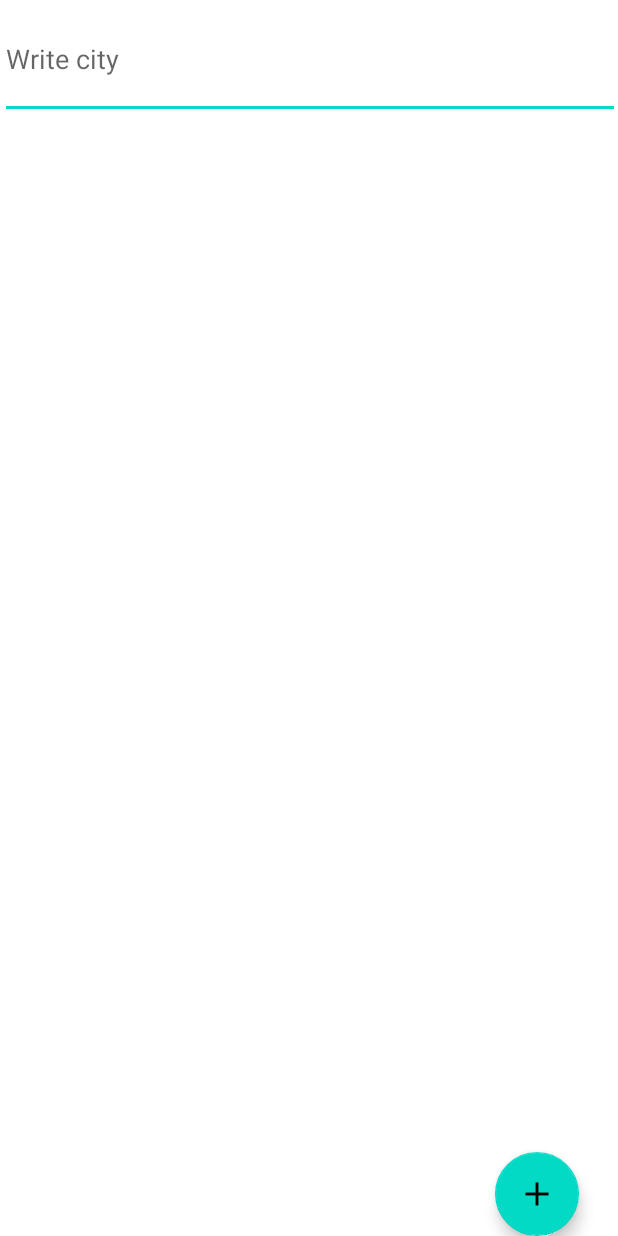
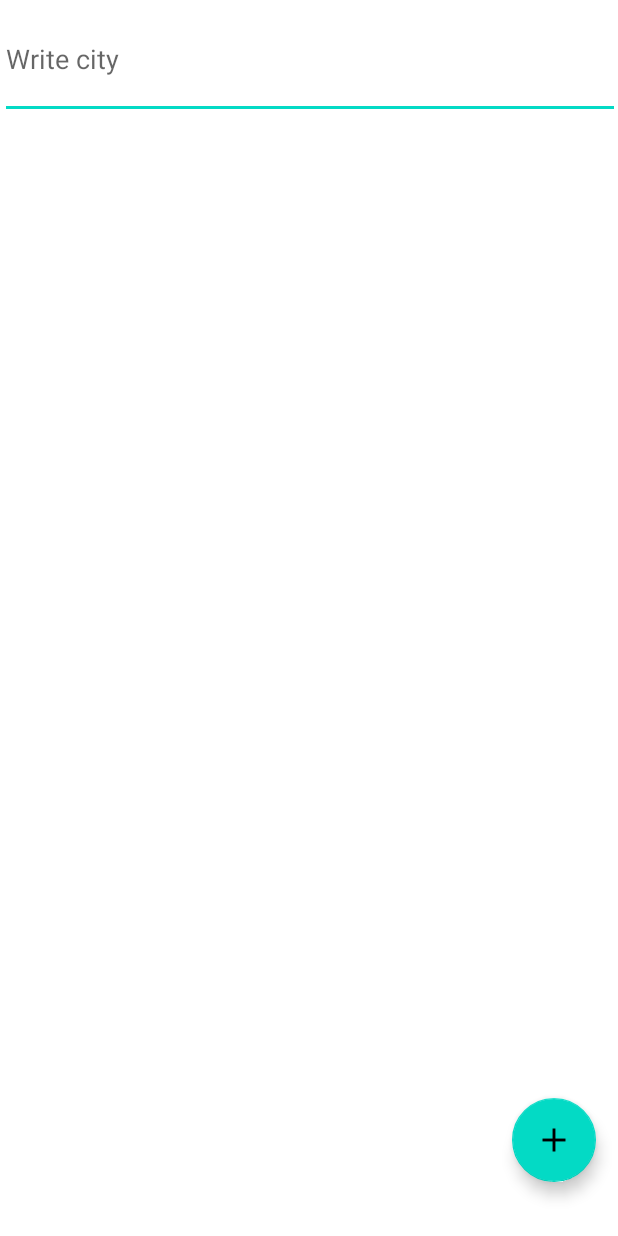
Before and after one commit to dudoska/WeatherApp, an Android app: the layout fragment_slideshow.xml on its own in the app's theme, with its tools: preview values and no code run, on a phone screen of 412 x 824 dp. Run offline under Robolectric (Android 15) with nearby library versions, the phone set to English and light mode, and no system bars.

Commit message:
Fix floatingActionButton

```diff
--- a/app/src/main/res/layout/fragment_slideshow.xml
+++ b/app/src/main/res/layout/fragment_slideshow.xml
@@ -32,9 +32,9 @@
         android:id="@+id/floatingActionButton"
         android:layout_width="wrap_content"
         android:layout_height="wrap_content"
-        android:layout_marginStart="320dp"
-        android:layout_marginEnd="16dp"
-        android:layout_marginBottom="27dp"
+        android:layout_marginStart="330dp"
+        android:layout_marginEnd="3dp"
+        android:layout_marginBottom="100dp"
         android:clickable="true"
         android:src="@drawable/plus"
         app:layout_constraintBottom_toBottomOf="parent"
```
